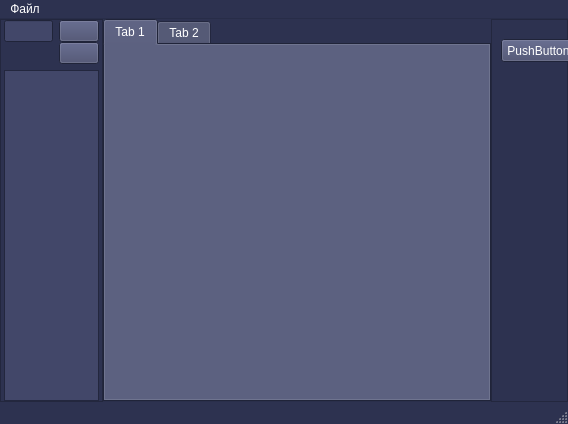
First picture: the form in first.ui, repository SofiaPV/diploma, before the edit.
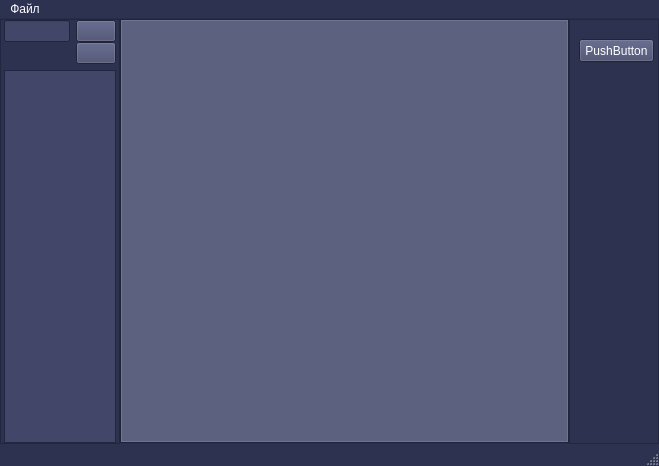
Second picture: the form after the edit. Icons and pictures are not drawn.

Patch:
```diff
--- a/first.ui
+++ b/first.ui
@@ -6,8 +6,8 @@
    <rect>
     <x>0</x>
     <y>0</y>
-    <width>568</width>
-    <height>424</height>
+    <width>659</width>
+    <height>466</height>
    </rect>
   </property>
   <property name="palette">
@@ -16,9 +16,9 @@
      <colorrole role="WindowText">
       <brush brushstyle="SolidPattern">
        <color alpha="255">
-        <red>255</red>
-        <green>255</green>
-        <blue>255</blue>
+        <red>66</red>
+        <green>71</green>
+        <blue>105</blue>
        </color>
       </brush>
      </colorrole>
@@ -79,9 +79,9 @@
      <colorrole role="BrightText">
       <brush brushstyle="SolidPattern">
        <color alpha="255">
-        <red>255</red>
-        <green>255</green>
-        <blue>255</blue>
+        <red>249</red>
+        <green>177</green>
+        <blue>122</blue>
        </color>
       </brush>
      </colorrole>
@@ -178,9 +178,9 @@
      <colorrole role="ToolTipText">
       <brush brushstyle="SolidPattern">
        <color alpha="255">
-        <red>255</red>
-        <green>255</green>
-        <blue>255</blue>
+        <red>249</red>
+        <green>177</green>
+        <blue>122</blue>
        </color>
       </brush>
      </colorrole>
@@ -198,9 +198,9 @@
      <colorrole role="WindowText">
       <brush brushstyle="SolidPattern">
        <color alpha="255">
-        <red>255</red>
-        <green>255</green>
-        <blue>255</blue>
+        <red>66</red>
+        <green>71</green>
+        <blue>105</blue>
        </color>
       </brush>
      </colorrole>
@@ -261,9 +261,9 @@
      <colorrole role="BrightText">
       <brush brushstyle="SolidPattern">
        <color alpha="255">
-        <red>255</red>
-        <green>255</green>
-        <blue>255</blue>
+        <red>249</red>
+        <green>177</green>
+        <blue>122</blue>
        </color>
       </brush>
      </colorrole>
@@ -360,9 +360,9 @@
      <colorrole role="ToolTipText">
       <brush brushstyle="SolidPattern">
        <color alpha="255">
-        <red>255</red>
-        <green>255</green>
-        <blue>255</blue>
+        <red>249</red>
+        <green>177</green>
+        <blue>122</blue>
        </color>
       </brush>
      </colorrole>
@@ -443,9 +443,9 @@
      <colorrole role="BrightText">
       <brush brushstyle="SolidPattern">
        <color alpha="255">
-        <red>255</red>
-        <green>255</green>
-        <blue>255</blue>
+        <red>249</red>
+        <green>177</green>
+        <blue>122</blue>
        </color>
       </brush>
      </colorrole>
@@ -542,9 +542,9 @@
      <colorrole role="ToolTipText">
       <brush brushstyle="SolidPattern">
        <color alpha="255">
-        <red>255</red>
-        <green>255</green>
-        <blue>255</blue>
+        <red>249</red>
+        <green>177</green>
+        <blue>122</blue>
        </color>
       </brush>
      </colorrole>
@@ -822,24 +822,6 @@
                <property name="currentIndex">
                 <number>0</number>
                </property>
-               <widget class="QWidget" name="main_tab">
-                <property name="cursor">
-                 <cursorShape>ArrowCursor</cursorShape>
-                </property>
-                <attribute name="title">
-                 <string>Tab 1</string>
-                </attribute>
-                <layout class="QVBoxLayout" name="verticalLayout_4">
-                 <item>
-                  <widget class="QWidget" name="main_graphic" native="true"/>
-                 </item>
-                </layout>
-               </widget>
-               <widget class="QWidget" name="tab_2">
-                <attribute name="title">
-                 <string>Tab 2</string>
-                </attribute>
-               </widget>
               </widget>
              </item>
             </layout>
@@ -881,7 +863,7 @@
     <rect>
      <x>0</x>
      <y>0</y>
-     <width>568</width>
+     <width>659</width>
      <height>22</height>
     </rect>
    </property>
```
Left out of the diff: 2 changed lines with no effect on the pictures.
